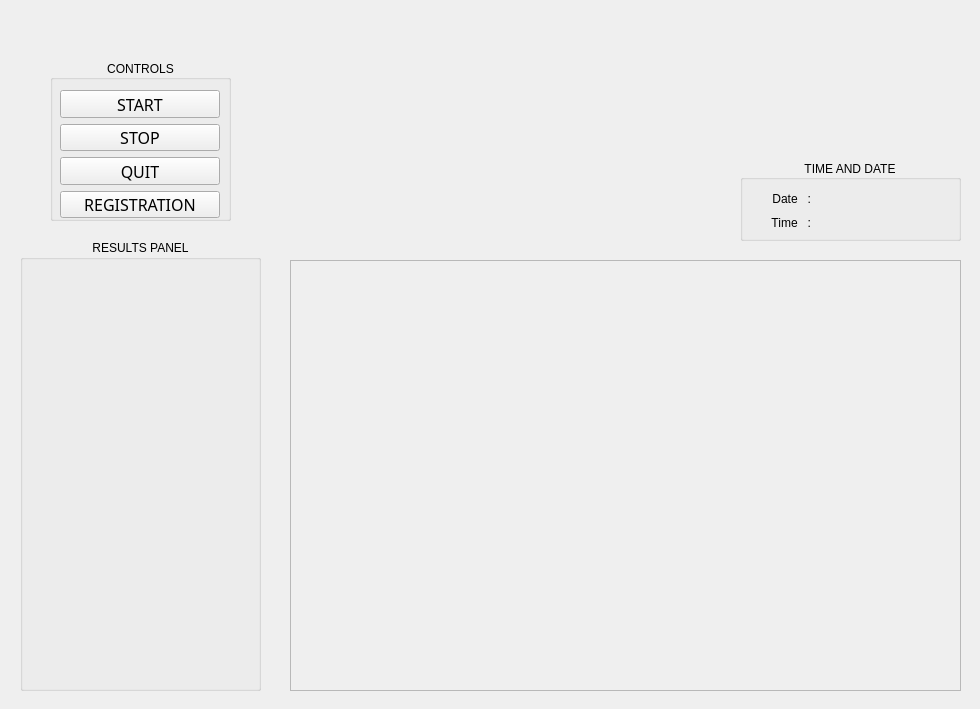
This is gui_reg.ui in yosagaf/attendance-system-upec as Qt 5 draws it before an edit. The edited form follows.
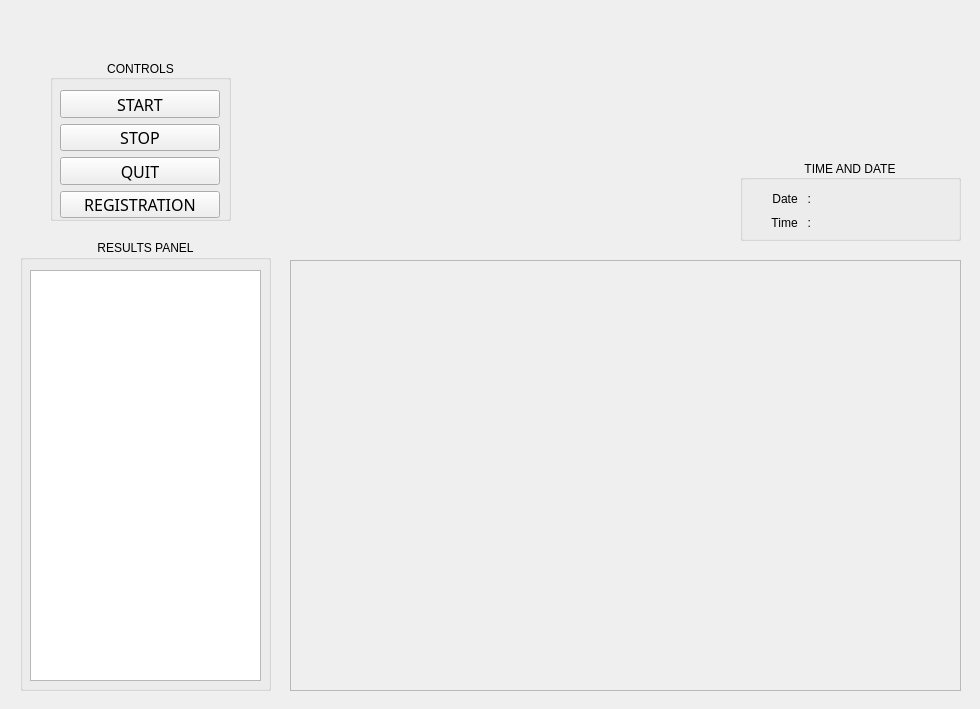
This is the edited form. Icons and pictures are not drawn.

The edit to the form file:
```diff
--- a/gui_reg.ui
+++ b/gui_reg.ui
@@ -131,7 +131,7 @@
      <rect>
       <x>20</x>
       <y>240</y>
-      <width>241</width>
+      <width>251</width>
       <height>451</height>
      </rect>
     </property>
@@ -141,18 +141,15 @@
     <property name="alignment">
      <set>Qt::AlignHCenter|Qt::AlignTop</set>
     </property>
-    <widget class="QLabel" name="display_statistics_label">
+    <widget class="QTableWidget" name="table_widget">
      <property name="geometry">
       <rect>
        <x>10</x>
-       <y>50</y>
-       <width>221</width>
-       <height>161</height>
+       <y>30</y>
+       <width>231</width>
+       <height>411</height>
       </rect>
      </property>
-     <property name="text">
-      <string/>
-     </property>
     </widget>
    </widget>
    <widget class="QGroupBox" name="groupBox">
```
